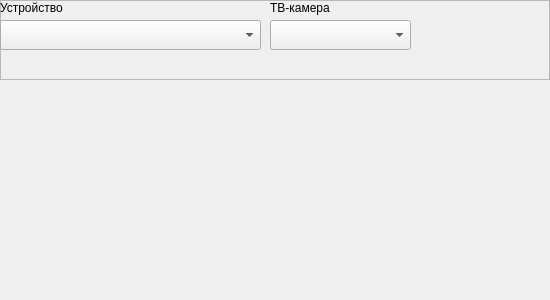
Before: the Qt Designer form m_cfg/unitWidgets/widget_rastrmtv.ui in xXRadioHeadXx/start7, drawn with Qt 5.
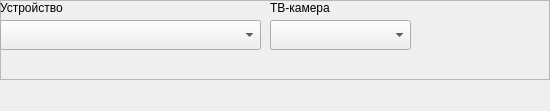
After: the same form once the commit is applied.

The edit to the form file:
```diff
--- a/m_cfg/unitWidgets/widget_rastrmtv.ui
+++ b/m_cfg/unitWidgets/widget_rastrmtv.ui
@@ -7,7 +7,7 @@
     <x>0</x>
     <y>0</y>
     <width>550</width>
-    <height>300</height>
+    <height>111</height>
    </rect>
   </property>
   <property name="windowTitle">
```
